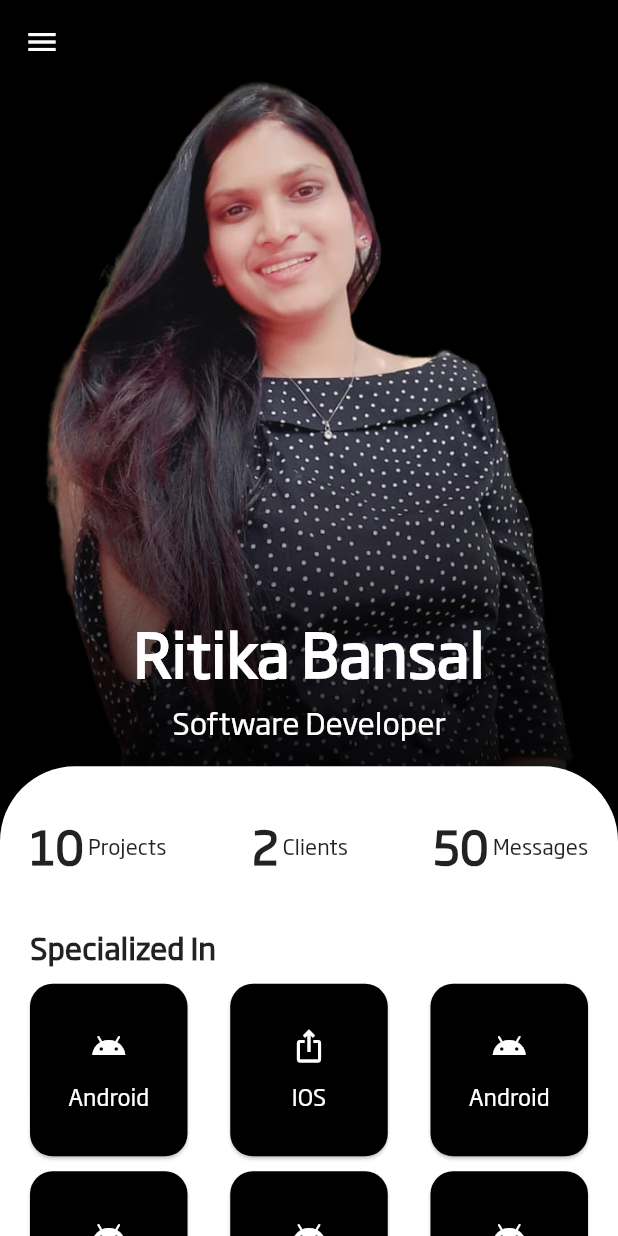
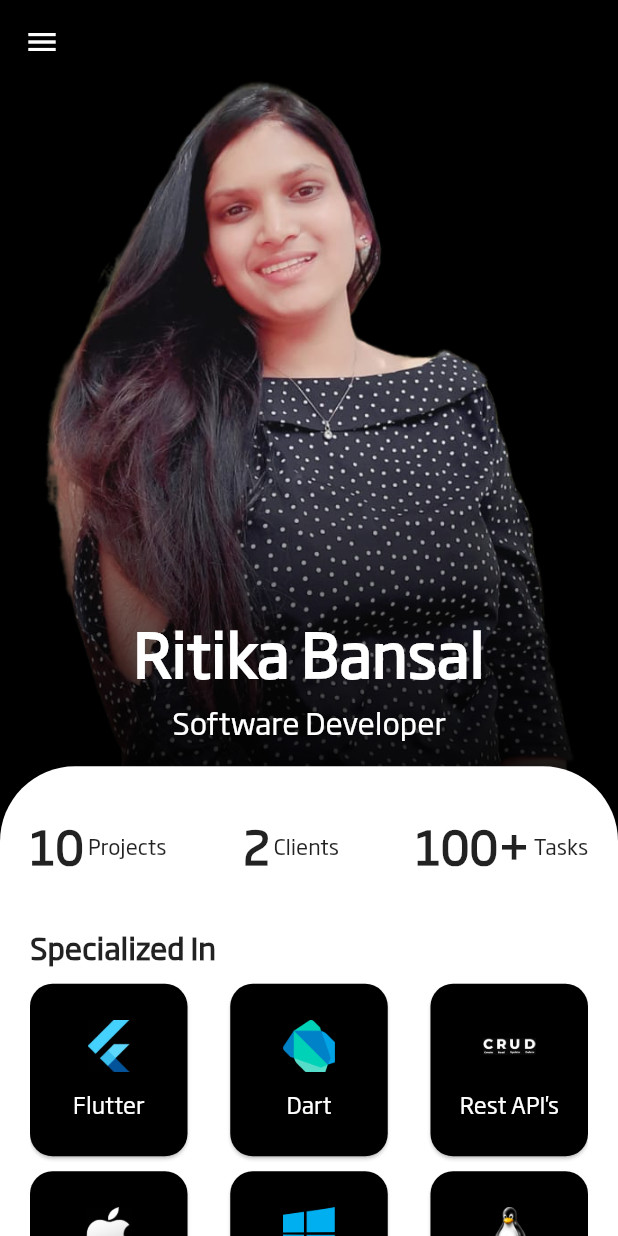
Before and after one commit to RitikaBansal312/my_portfolio_app, a Flutter app: the screen it shows after launch, on a phone screen of 412 x 824 dp. Run offline on Flutter 3.47's test engine with Material 2 defaults, Android fonts, the phone set to English and light mode, and no system bars; drawn by our look-alikes of sliding_sheet; our stand-ins replace font_awesome_flutter.

Commit message:
Added Skills

```diff
--- a/lib/home.dart
+++ b/lib/home.dart
@@ -20,7 +20,7 @@ class _HomePageState extends State<HomePage> {
     );
   }
 
-  myspec(icon, text) {
+  myspec(image, text) {
     return Container(
         width: 105,
         height: 115,
@@ -33,9 +33,14 @@ class _HomePageState extends State<HomePage> {
                 child: Column(
               mainAxisAlignment: MainAxisAlignment.center,
               children: [
-                Icon(icon, color: Colors.white),
+                // Icon(icon, color: Colors.white),
+                Image.asset(image, width: 35, height: 35),
                 SizedBox(height: 10),
-                Text(text, style: TextStyle(color: Colors.white, fontSize: 15))
+                Text(
+                  text,
+                  style: TextStyle(color: Colors.white, fontSize: 15),
+                  textAlign: TextAlign.center,
+                )
               ],
             ))));
   }
@@ -141,6 +146,7 @@ class _HomePageState extends State<HomePage> {
           return Container(
               margin: EdgeInsets.only(left: 20, right: 20, top: 30),
               height: 500,
+              child: SingleChildScrollView(
                 child: Column(
                   crossAxisAlignment: CrossAxisAlignment.start,
                   children: [
@@ -149,15 +155,15 @@ class _HomePageState extends State<HomePage> {
                       children: [
                         myAchiev("10", " Projects"),
                         myAchiev("2", " Clients"),
-                      myAchiev("50", " Messages"),
+                        myAchiev("100+", " Tasks"),
                       ],
                     ),
                     SizedBox(
                       height: 30,
                     ),
                     Text("Specialized In",
-                      style:
-                          TextStyle(fontSize: 20, fontWeight: FontWeight.bold)),
+                        style: TextStyle(
+                            fontSize: 20, fontWeight: FontWeight.bold)),
                     SizedBox(
                       height: 10,
                     ),
@@ -166,32 +172,83 @@ class _HomePageState extends State<HomePage> {
                         Row(
                           mainAxisAlignment: MainAxisAlignment.spaceBetween,
                           children: [
-                          myspec(Icons.android, "Android"),
-                          myspec(Icons.ios_share, "IOS"),
-                          myspec(Icons.android, "Android")
+                            myspec("assets/images/flutter.png", "Flutter"),
+                            myspec("assets/images/dart.png", "Dart"),
+                            myspec("assets/images/api.jpg", "Rest API's")
                           ],
                         ),
                         SizedBox(height: 10),
                         Row(
                           mainAxisAlignment: MainAxisAlignment.spaceBetween,
                           children: [
-                          myspec(Icons.android, "Android"),
-                          myspec(Icons.android, "Android"),
-                          myspec(Icons.android, "Android")
+                            myspec("assets/images/mac.png", "MAC"),
+                            myspec("assets/images/windows.png", "Windows"),
+                            myspec("assets/images/linux.png", "Linux (Basic)")
                           ],
                         ),
                         SizedBox(height: 10),
                         Row(
                           mainAxisAlignment: MainAxisAlignment.spaceBetween,
                           children: [
-                          myspec(Icons.android, "Android"),
-                          myspec(Icons.android, "Android"),
-                          myspec(Icons.android, "Android")
+                            myspec("assets/images/android.png", "Android"),
+                            myspec("assets/images/ios.png", "iOS"),
+                            myspec("assets/images/github.webp", "GitHub")
                           ],
                         ),
+                        SizedBox(height: 10),
+                        Row(
+                          mainAxisAlignment: MainAxisAlignment.spaceBetween,
+                          children: [
+                            myspec("assets/images/firebase.webp", "Firebase"),
+                            myspec("assets/images/socket.png",
+                                "Socket Connection"),
+                            myspec("assets/images/stateManagement.png",
+                                "State Management")
+                          ],
+                        ),
+                        SizedBox(height: 10),
+                        Row(
+                          mainAxisAlignment: MainAxisAlignment.spaceBetween,
+                          children: [
+                            myspec("assets/images/figma.png", "UI/UX Design"),
+                            myspec("assets/images/json.png", "JSON"),
+                            myspec("assets/images/giticon.png", "Git")
+                          ],
+                        ),
+                        SizedBox(height: 10),
+                        Row(
+                          mainAxisAlignment: MainAxisAlignment.spaceBetween,
+                          children: [
+                            myspec("assets/images/vscode.webp", "VS Code"),
+                            myspec("assets/images/androidStudio.png",
+                                "Android Studio"),
+                            myspec("assets/images/xcode.png", "XCode")
+                          ],
+                        ),
+                        SizedBox(height: 10),
+                        Row(
+                          mainAxisAlignment: MainAxisAlignment.spaceBetween,
+                          children: [
+                            myspec("assets/images/asana.png", "Asana"),
+                            myspec("assets/images/jira.png", "Jira"),
+                            myspec("assets/images/slack.png", "Slack")
+                          ],
+                        ),
+                        SizedBox(height: 10),
+                        Row(
+                          mainAxisAlignment: MainAxisAlignment.spaceBetween,
+                          children: [
+                            myspec("assets/images/markdown.png", "Markdown"),
+                            myspec("assets/images/googlePlayStore.png",
+                                "Play Store"),
+                            myspec("assets/images/appStore.png", "App Store"),
+                          ],
+                        ),
+                        // Container(height: 200),
                       ],
                     )
                   ],
+                ),
               ));
         },
       ),
```
Lines whose indentation alone changed are shown as unchanged.
